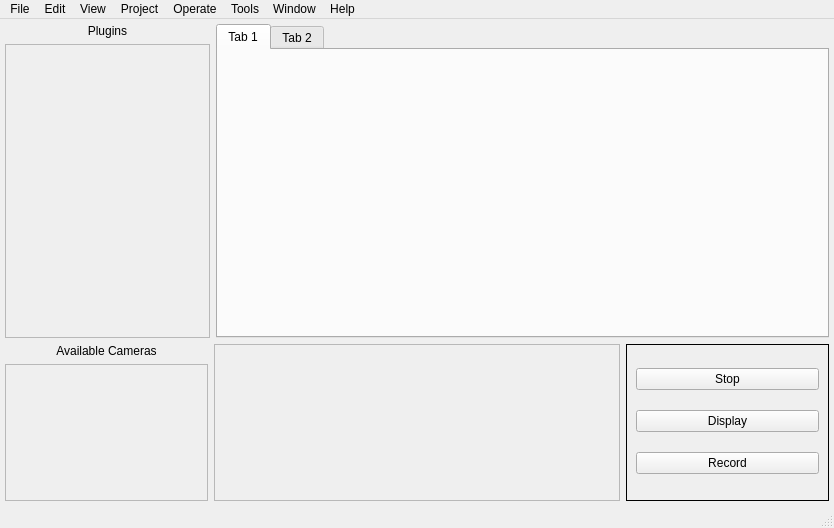
The window that UI/mainWindow.ui (nathanielnyema/rataGUI) describes before a commit, drawn with Qt 5.
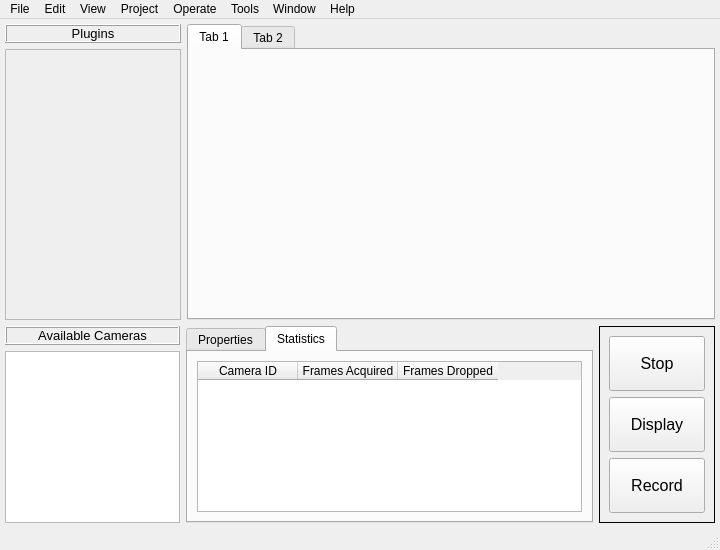
The same window after the commit.

Commit message: dropped frames

What changed in the file:
```diff
--- a/UI/mainWindow.ui
+++ b/UI/mainWindow.ui
@@ -6,8 +6,8 @@
    <rect>
     <x>0</x>
     <y>0</y>
-    <width>834</width>
-    <height>528</height>
+    <width>720</width>
+    <height>550</height>
    </rect>
   </property>
   <property name="windowTitle">
@@ -20,7 +20,7 @@
    </size>
   </property>
   <widget class="QWidget" name="centralwidget">
-   <layout class="QVBoxLayout" name="verticalLayout_2" stretch="2,1">
+   <layout class="QVBoxLayout" name="verticalLayout_2" stretch="3,2">
     <property name="leftMargin">
      <number>5</number>
     </property>
@@ -39,6 +39,17 @@
        <layout class="QVBoxLayout" name="pluginListLayout">
         <item>
          <widget class="QLabel" name="pluginListLabel">
+          <property name="font">
+           <font>
+            <pointsize>10</pointsize>
+           </font>
+          </property>
+          <property name="frameShape">
+           <enum>QFrame::Box</enum>
+          </property>
+          <property name="frameShadow">
+           <enum>QFrame::Raised</enum>
+          </property>
           <property name="text">
            <string>Plugins</string>
           </property>
@@ -57,8 +68,8 @@
             <rect>
              <x>0</x>
              <y>0</y>
-             <width>201</width>
-             <height>299</height>
+             <width>172</width>
+             <height>273</height>
             </rect>
            </property>
           </widget>
@@ -83,7 +94,7 @@
      </layout>
     </item>
     <item>
-     <layout class="QHBoxLayout" name="camControl" stretch="2,4,2">
+     <layout class="QHBoxLayout" name="camControl" stretch="3,7,2">
       <property name="sizeConstraint">
        <enum>QLayout::SetMinimumSize</enum>
       </property>
@@ -97,6 +108,17 @@
        <layout class="QVBoxLayout" name="camListLayout">
         <item>
          <widget class="QLabel" name="camListLabel">
+          <property name="font">
+           <font>
+            <pointsize>10</pointsize>
+           </font>
+          </property>
+          <property name="frameShape">
+           <enum>QFrame::Box</enum>
+          </property>
+          <property name="frameShadow">
+           <enum>QFrame::Raised</enum>
+          </property>
           <property name="text">
            <string>Available Cameras</string>
           </property>
@@ -106,41 +128,77 @@
          </widget>
         </item>
         <item>
-         <widget class="QScrollArea" name="camListArea">
-          <property name="widgetResizable">
-           <bool>true</bool>
-          </property>
-          <property name="alignment">
-           <set>Qt::AlignLeading|Qt::AlignLeft|Qt::AlignTop</set>
-          </property>
-          <widget class="QWidget" name="camList">
-           <property name="geometry">
-            <rect>
-             <x>0</x>
-             <y>0</y>
-             <width>200</width>
-             <height>139</height>
-            </rect>
-           </property>
-          </widget>
-         </widget>
+         <widget class="QListView" name="cam_list"/>
         </item>
        </layout>
       </item>
       <item>
-       <widget class="QScrollArea" name="deviceInfoArea">
-        <property name="widgetResizable">
-         <bool>true</bool>
+       <widget class="QTabWidget" name="camAttributes">
+        <property name="currentIndex">
+         <number>1</number>
         </property>
-        <widget class="QWidget" name="deviceInfoList">
-         <property name="geometry">
-          <rect>
-           <x>0</x>
-           <y>0</y>
-           <width>405</width>
-           <height>155</height>
-          </rect>
-         </property>
+        <widget class="QWidget" name="camPropsTab">
+         <attribute name="title">
+          <string>Properties</string>
+         </attribute>
+         <layout class="QGridLayout" name="gridLayout">
+          <item row="0" column="0">
+           <widget class="QTableWidget" name="cam_props"/>
+          </item>
+         </layout>
+        </widget>
+        <widget class="QWidget" name="camStatsTab">
+         <attribute name="title">
+          <string>Statistics</string>
+         </attribute>
+         <layout class="QGridLayout" name="gridLayout_2">
+          <item row="0" column="0">
+           <widget class="QTableWidget" name="cam_stats">
+            <property name="editTriggers">
+             <set>QAbstractItemView::NoEditTriggers</set>
+            </property>
+            <property name="alternatingRowColors">
+             <bool>false</bool>
+            </property>
+            <property name="rowCount">
+             <number>0</number>
+            </property>
+            <attribute name="horizontalHeaderCascadingSectionResizes">
+             <bool>false</bool>
+            </attribute>
+            <attribute name="horizontalHeaderShowSortIndicator" stdset="0">
+             <bool>false</bool>
+            </attribute>
+            <attribute name="horizontalHeaderStretchLastSection">
+             <bool>false</bool>
+            </attribute>
+            <attribute name="verticalHeaderVisible">
+             <bool>false</bool>
+            </attribute>
+            <attribute name="verticalHeaderShowSortIndicator" stdset="0">
+             <bool>false</bool>
+            </attribute>
+            <attribute name="verticalHeaderStretchLastSection">
+             <bool>false</bool>
+            </attribute>
+            <column>
+             <property name="text">
+              <string>Camera ID</string>
+             </property>
+            </column>
+            <column>
+             <property name="text">
+              <string>Frames Acquired</string>
+             </property>
+            </column>
+            <column>
+             <property name="text">
+              <string>Frames Dropped</string>
+             </property>
+            </column>
+           </widget>
+          </item>
+         </layout>
         </widget>
        </widget>
       </item>
@@ -159,11 +217,19 @@
             <bool>true</bool>
            </property>
            <property name="sizePolicy">
-            <sizepolicy hsizetype="Minimum" vsizetype="Fixed">
+            <sizepolicy hsizetype="Minimum" vsizetype="Expanding">
              <horstretch>0</horstretch>
              <verstretch>0</verstretch>
             </sizepolicy>
            </property>
+           <property name="font">
+            <font>
+             <pointsize>12</pointsize>
+            </font>
+           </property>
+           <property name="mouseTracking">
+            <bool>false</bool>
+           </property>
            <property name="autoFillBackground">
             <bool>false</bool>
            </property>
@@ -184,18 +250,34 @@
          <item>
           <widget class="QPushButton" name="displayButton">
            <property name="sizePolicy">
-            <sizepolicy hsizetype="Minimum" vsizetype="Fixed">
+            <sizepolicy hsizetype="Minimum" vsizetype="Expanding">
              <horstretch>0</horstretch>
              <verstretch>0</verstretch>
             </sizepolicy>
            </property>
+           <property name="font">
+            <font>
+             <pointsize>12</pointsize>
+            </font>
+           </property>
            <property name="text">
             <string>Display</string>
            </property>
           </widget>
          </item>
          <item>
-          <widget class="QPushButton" name="recordButton">
+          <widget class="QPushButton" name="record_button">
+           <property name="sizePolicy">
+            <sizepolicy hsizetype="Minimum" vsizetype="Expanding">
+             <horstretch>0</horstretch>
+             <verstretch>0</verstretch>
+            </sizepolicy>
+           </property>
+           <property name="font">
+            <font>
+             <pointsize>12</pointsize>
+            </font>
+           </property>
            <property name="text">
             <string>Record</string>
            </property>
@@ -213,7 +295,7 @@
     <rect>
      <x>0</x>
      <y>0</y>
-     <width>834</width>
+     <width>720</width>
      <height>18</height>
     </rect>
    </property>
```
Left out of the diff: 6 changed lines with no effect on the pictures. The commit also changes 4 other files.
